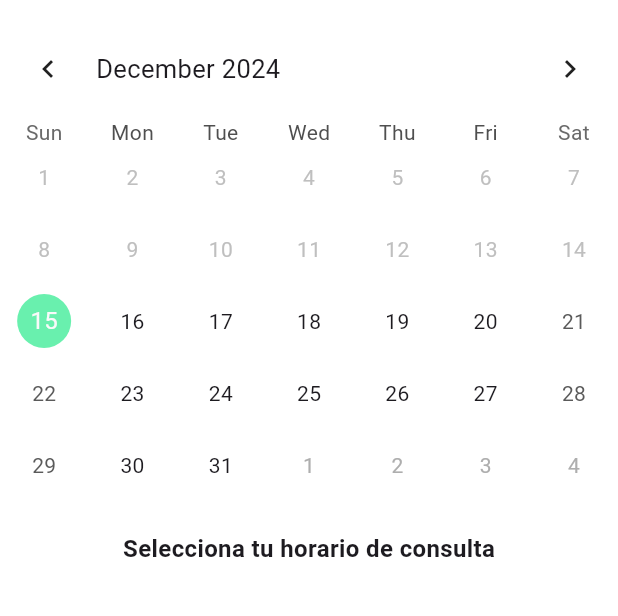
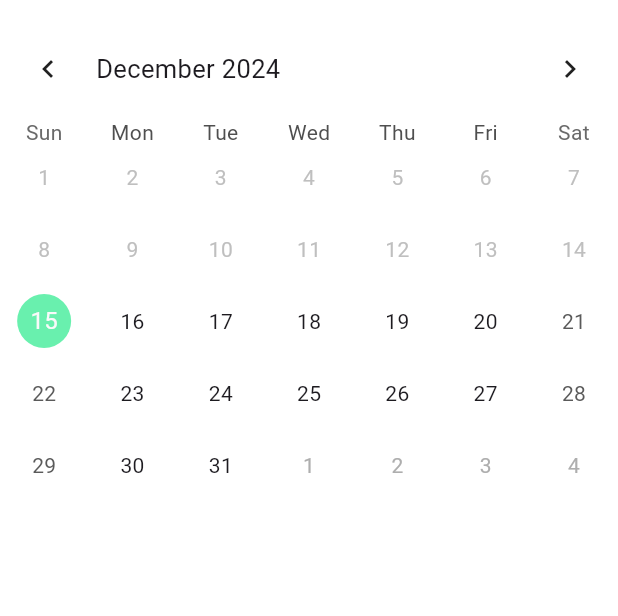
Before and after one commit to DARKTOTEM2703/ProyectoAppDoctor, a Flutter app: the BookingPage screen opened by its route, on a phone screen of 412 x 824 dp, the part 69-685 px from its top. Run offline on Flutter 3.47's test engine with Material 3 defaults, Android fonts, the phone set to English and light mode, and no system bars; drawn by our look-alikes of table_calendar.

Commit message:
Eliminar texto de instrucción en la página de reservas para simplificar la interfaz

```diff
--- a/appdoctor/lib/components/booking_page.dart
+++ b/appdoctor/lib/components/booking_page.dart
@@ -39,14 +39,6 @@ class _BookingPageState extends State<BookingPage> {
                 _buildCalendar(), // Llamar al método para construir el calendario
                 const SizedBox(
                     height: 20), // Espaciado adicional si es necesario
-                const Text(
-                  'Selecciona tu horario de consulta',
-                  style: TextStyle(
-                    fontSize: 16,
-                    fontWeight: FontWeight.bold,
-                  ),
-                ),
-                // Espaciado adicional si es necesario
               ],
             ),
           ),
```
